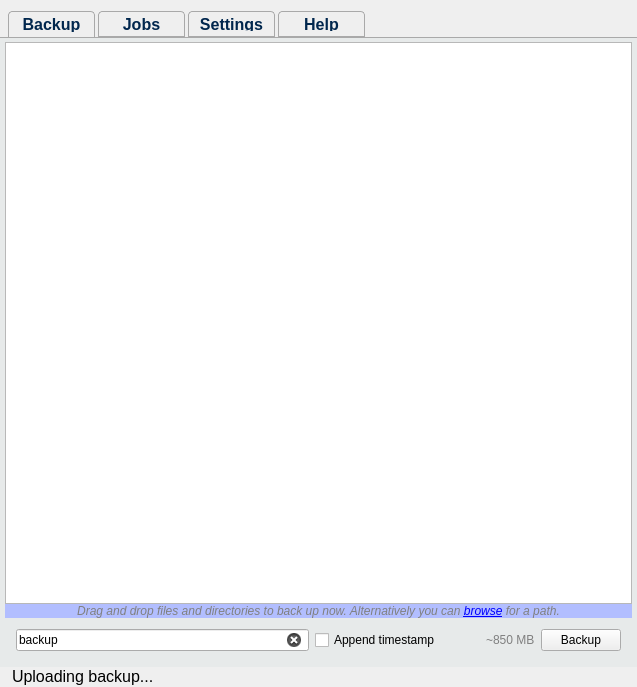
Above: mainwindow.ui from Tarsnap/tarsnap-gui before the change. Below: the same form after it.
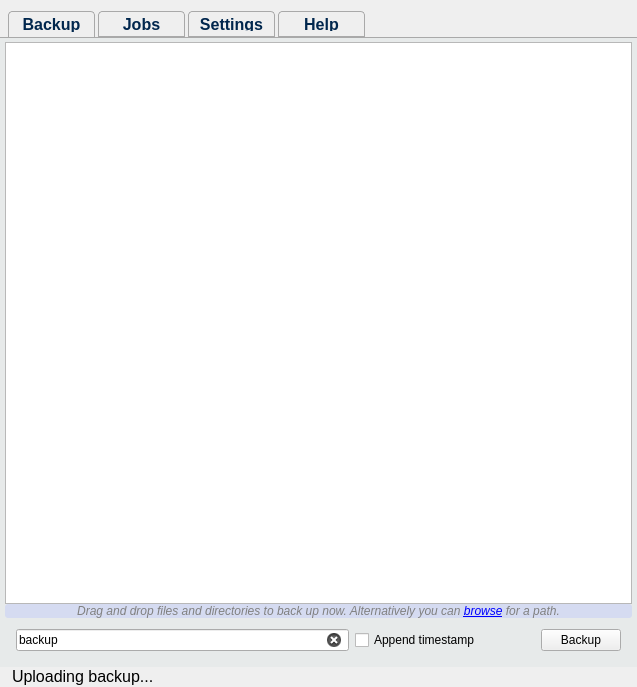
That is the form after the change. The open tabs and pages were chosen to show the change. Icons and pictures are not drawn. Custom widgets are drawn as their Qt base class.

What changed in the file:
```diff
--- a/mainwindow.ui
+++ b/mainwindow.ui
@@ -162,7 +162,8 @@
          <property name="styleSheet">
           <string notr="true">QLabel {
 color: gray;
-background-color: rgb(178,190,255);
+background-color: rgba(178,190,255, 85);
+border-radius: 3px;
 }</string>
          </property>
          <property name="text">
@@ -241,13 +242,18 @@
               <verstretch>0</verstretch>
              </sizepolicy>
             </property>
+            <property name="font">
+             <font>
+              <pointsize>12</pointsize>
+             </font>
+            </property>
             <property name="styleSheet">
              <string notr="true">QLabel {
 color: gray;
 }</string>
             </property>
             <property name="text">
-             <string>~850 MB</string>
+             <string/>
             </property>
            </widget>
           </item>
```
Left out of the diff: 7 changed lines with no effect on the pictures.
